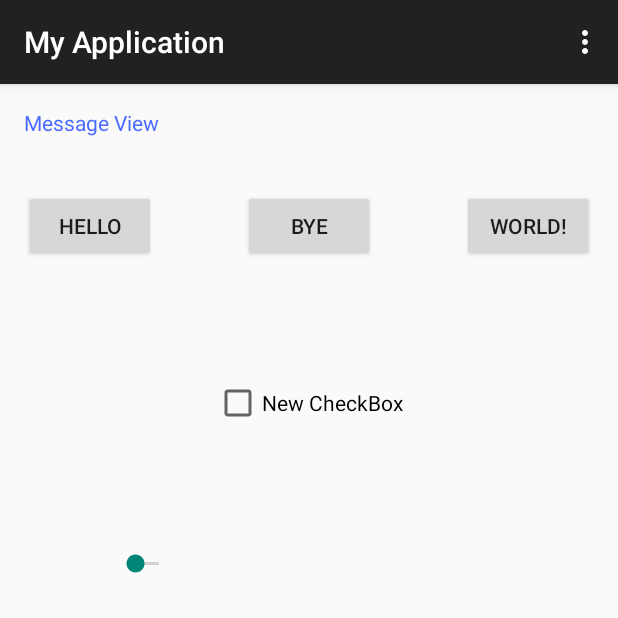
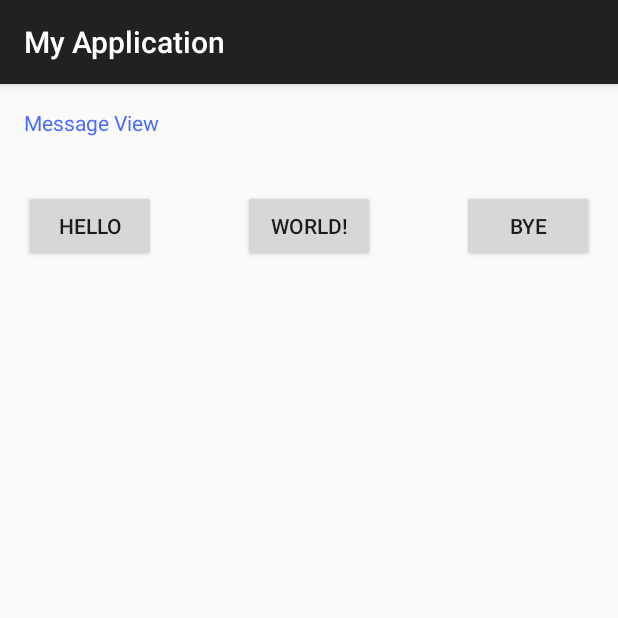
Before and after one commit to frankfmwu/MyAndroidTest, an Android app: the screen it shows after launch (MainActivity), on a phone screen of 412 x 824 dp, the top half of it. Run offline under Robolectric (Android 15) with nearby library versions, the phone set to English and light mode, and no system bars.

```diff
--- a/app/src/main/java/com/example/myapplication/app/MainActivity.java
+++ b/app/src/main/java/com/example/myapplication/app/MainActivity.java
@@ -4,23 +4,46 @@ import android.support.v7.app.ActionBarActivity;
 import android.os.Bundle;
 import android.view.Menu;
 import android.view.MenuItem;
+import android.view.View;
+import android.widget.Button;
+import android.widget.TextView;
 
 public class MainActivity extends ActionBarActivity {
+
+    Button btn1, btn2, btn3;
+    TextView msgView;
 
     @Override
     protected void onCreate(Bundle savedInstanceState) {
         super.onCreate(savedInstanceState);
         setContentView(R.layout.activity_main);
+        btn1 = (Button)findViewById(R.id.msgBtn1);
+        btn2 = (Button)findViewById(R.id.msgBtn2);
+        btn3 = (Button)findViewById(R.id.msgBtn3);
+        msgView = (TextView)findViewById(R.id.messageView);
+
+        btn1.setOnClickListener(new View.OnClickListener() {
+            public void onClick(View v) {
+                // Perform action on click
+                msgView.setText("Hello ... I'm here.\n");
+            }
+        });
+
+        btn2.setOnClickListener(new View.OnClickListener() {
+            public void onClick(View v) {
+                // Perform action on click
+                msgView.setText("The world is waiting for my exploration.\n");           }
+        });
+
+        btn3.setOnClickListener(new View.OnClickListener() {
+            public void onClick(View v) {
+                // Perform action on click
+                msgView.setText("Bye bye, I miss you.\n");
+            }
+        });
     }
 
 
-    @Override
-    public boolean onCreateOptionsMenu(Menu menu) {
-
-        // Inflate the menu; this adds items to the action bar if it is present.
-        getMenuInflater().inflate(R.menu.main, menu);
-        return true;
-    }
 
     @Override
     public boolean onOptionsItemSelected(MenuItem item) {
--- a/app/src/main/res/layout/activity_main.xml
+++ b/app/src/main/res/layout/activity_main.xml
@@ -28,7 +28,8 @@
         android:layout_below="@+id/messageView"
         android:layout_alignParentLeft="true"
         android:layout_alignParentStart="true"
-        android:layout_marginTop="35dp" />
+        android:layout_marginTop="35dp"
+        android:clickable="true" />
 
     <Button
         android:layout_width="wrap_content"
@@ -36,8 +37,7 @@
         android:text="@string/MsgBtn2"
         android:id="@+id/msgBtn2"
         android:layout_alignTop="@+id/msgBtn1"
-        android:layout_alignParentRight="true"
-        android:layout_alignParentEnd="true" />
+        android:layout_centerHorizontal="true" />
 
     <Button
         android:layout_width="wrap_content"
@@ -45,23 +45,7 @@
         android:text="@string/MsgBtn3"
         android:id="@+id/msgBtn3"
         android:layout_alignTop="@+id/msgBtn2"
-        android:layout_centerHorizontal="true" />
+        android:layout_alignParentRight="true"
+        android:layout_alignParentEnd="true" />
 
-    <SeekBar
-        android:layout_width="wrap_content"
-        android:layout_height="wrap_content"
-        android:id="@+id/seekBar"
-        android:layout_below="@+id/msgBtn3"
-        android:layout_toLeftOf="@+id/msgBtn3"
-        android:layout_marginRight="40dp"
-        android:layout_marginTop="192dp" />
-
-    <CheckBox
-        android:layout_width="wrap_content"
-        android:layout_height="wrap_content"
-        android:text="New CheckBox"
-        android:id="@+id/checkBox"
-        android:layout_below="@+id/msgBtn3"
-        android:layout_centerHorizontal="true"
-        android:layout_marginTop="78dp" />
 </RelativeLayout>
```
Also changed, not shown: 2 other files.
